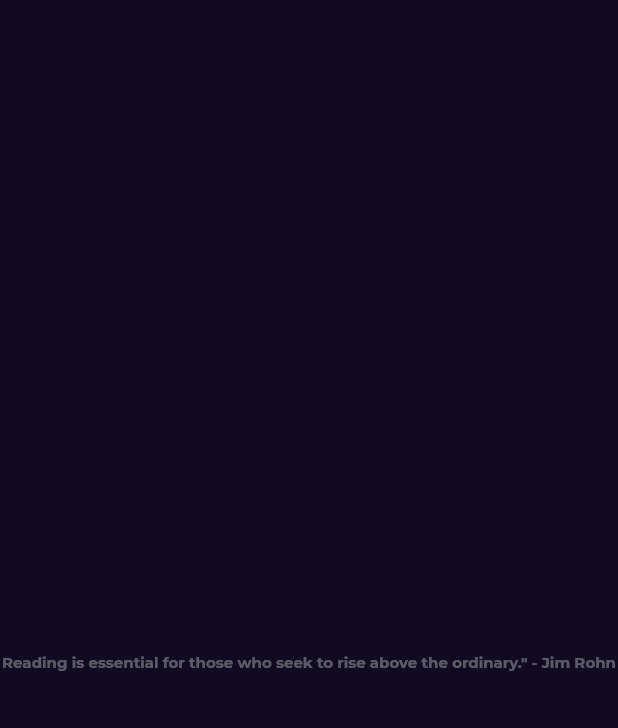
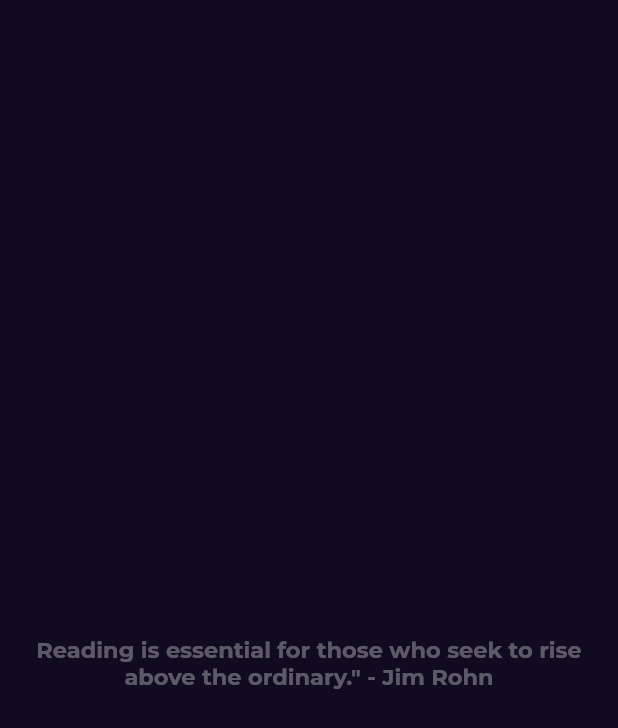
Before and after one commit to swilam202/bookly, a Flutter app: the first screen one second after launch, on a phone screen of 412 x 824 dp. Shown: the top 728 px of the screen. Run offline on Flutter 3.47's test engine with Material 2 defaults, Android fonts, the phone set to English and light mode, and no system bars; our stand-ins replace cached_network_image, dartz, dio, equatable, flutter_bloc, flutter_svg and 3 more.

Commit message:
added the loading animated indicator and updated the splash screen

```diff
--- a/lib/core/widgete/book image.dart
+++ b/lib/core/widgete/book image.dart
@@ -2,6 +2,8 @@ import 'package:bookly/core/widgete/loading%20state.dart';
 import 'package:cached_network_image/cached_network_image.dart';
 import 'package:flutter/material.dart';
 import 'package:flutter_svg/svg.dart';
+
+import 'image loading.dart';
 
 class BookImage extends StatelessWidget {
    BookImage({super.key, this.image});
@@ -19,7 +21,7 @@ class BookImage extends StatelessWidget {
         child: CachedNetworkImage(
           fit: BoxFit.fill,
           imageUrl: image ?? '',
-          placeholder: (context, url) => const Center(child:  LoadingState()),
+          placeholder: (context, url) => const Center(child:  ImageLoading()),
           errorWidget: (context, url, error) => const Icon(Icons.image),
         ),
       ),
--- a/lib/core/widgete/loading state.dart
+++ b/lib/core/widgete/loading state.dart
@@ -1,10 +1,11 @@
 import 'package:flutter/material.dart';
+import 'package:loading_animation_widget/loading_animation_widget.dart';
 
 class LoadingState extends StatelessWidget {
   const LoadingState({super.key});
 
   @override
   Widget build(BuildContext context) {
-    return const Center(child: CircularProgressIndicator(),);
+    return  Center(child: LoadingAnimationWidget.staggeredDotsWave(color: Colors.white, size: 50),);
   }
 }
--- a/lib/features/splash screen/presentation/views/widgets/splash body.dart
+++ b/lib/features/splash screen/presentation/views/widgets/splash body.dart
@@ -28,7 +28,7 @@ class SplashBody extends StatelessWidget {
           opacity: qoutesAnimation,
           child: const Text(
             'Reading is essential for those who seek to rise above the ordinary." - Jim Rohn',
-            style: TextStyle(fontSize: 10, fontWeight: FontWeight.bold),
+            style: TextStyle(fontSize: 15, fontWeight: FontWeight.bold),
             textAlign: TextAlign.center,
           ),
         ),
--- a/pubspec.yaml
+++ b/pubspec.yaml
@@ -37,6 +37,7 @@ dependencies:
   cached_network_image: ^3.2.3
   url_launcher: ^6.1.12
   fluttertoast: ^8.2.2
+  loading_animation_widget: ^1.2.0+4
   flutter:
     sdk: flutter
 
```
Also changed, not shown: lib/core/widgete/image loading.dart (added, +15 -0 lines), pubspec.lock.
